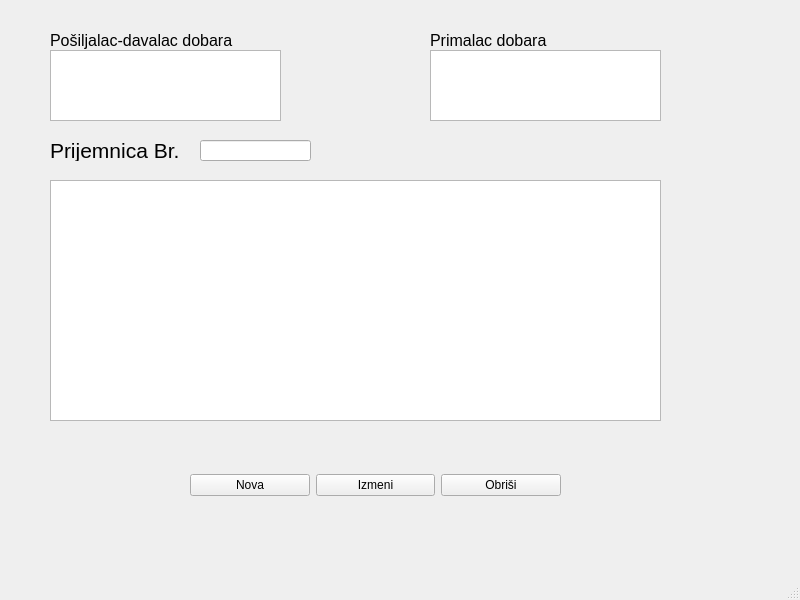
s-pab/Commercium, file formaprijemnica.ui: the form before one commit.
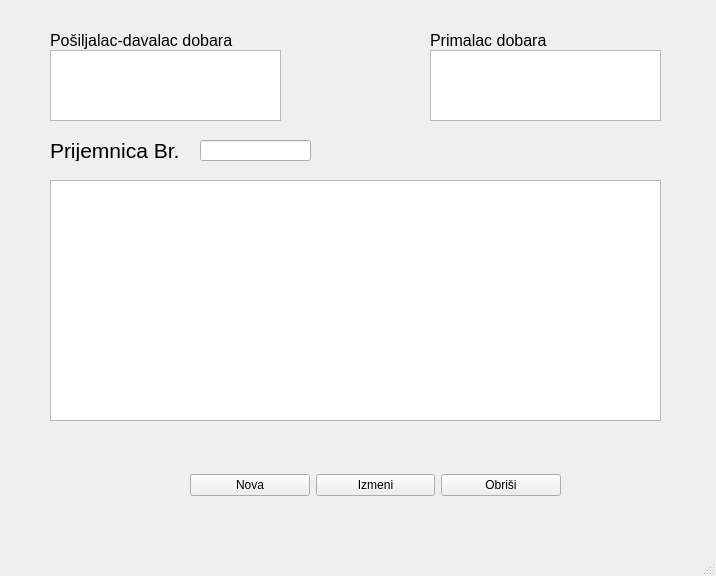
The form after the commit.

```diff
--- a/formaprijemnica.ui
+++ b/formaprijemnica.ui
@@ -6,10 +6,16 @@
    <rect>
     <x>0</x>
     <y>0</y>
-    <width>800</width>
-    <height>600</height>
+    <width>716</width>
+    <height>576</height>
    </rect>
   </property>
+  <property name="minimumSize">
+   <size>
+    <width>716</width>
+    <height>576</height>
+   </size>
+  </property>
   <property name="windowTitle">
    <string>Prijemnica</string>
   </property>
```
Left out of the diff: 2 changed lines with no effect on the pictures.
